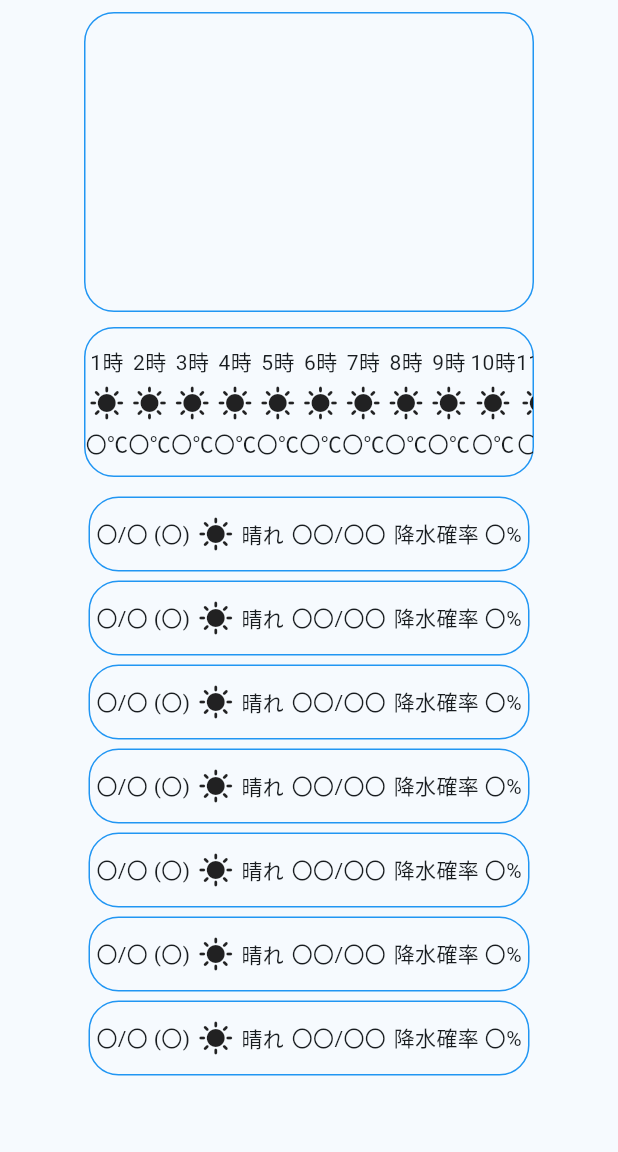
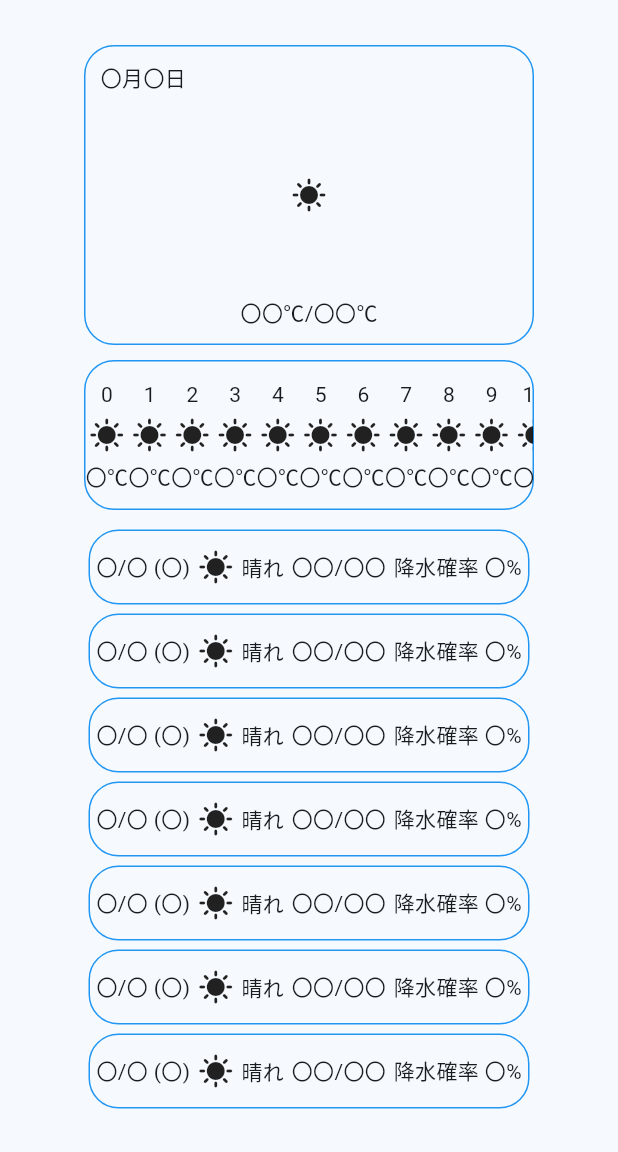
Before and after one commit to Yossy4131/weather_app, a Flutter app: the screen it shows after launch, on a phone screen of 412 x 824 dp, the part 84-1236 px from its top. Run offline on Flutter 3.47's test engine with Material 3 defaults, Android fonts, the phone set to English and light mode, and no system bars.

Commit message:
add sample in daily data

```diff
--- a/lib/main.dart
+++ b/lib/main.dart
@@ -41,16 +41,37 @@ class _MyHomePageState extends State<MyHomePage> {
         children: [
           Center(
             child: Padding(
-              padding: const EdgeInsets.all(8.0),
+              padding: const EdgeInsets.all(10.0),
               child: Column(
                 spacing: 10,
                 children: [
+                  SizedBox(height: 10),
                   Container(
                     width: 300,
                     height: 200,
                     decoration: BoxDecoration(
                       border: Border.all(color: Colors.blue),
                       borderRadius: BorderRadius.circular(20),
+                    ),
+                    child: Stack(
+                      children: [
+                        Positioned.fill(
+                          child: Align(
+                            alignment: Alignment.center,
+                            child: Icon(Icons.sunny),
+                          ),
+                        ),
+                        Positioned(top: 10, left: 10, child: Text('〇月〇日')),
+                        Positioned.fill(
+                          child: Align(
+                            alignment: Alignment.bottomCenter,
+                            child: Padding(
+                              padding: const EdgeInsets.only(bottom: 10),
+                              child: Text('〇〇℃/〇〇℃'),
+                            ),
+                          ),
+                        ),
+                      ],
                     ),
                   ),
                   Container(
@@ -68,7 +89,7 @@ class _MyHomePageState extends State<MyHomePage> {
                           spacing: 5,
                           mainAxisAlignment: MainAxisAlignment.center,
                           children: [
-                            Text('${index + 1}時'),
+                            Text('$index'),
                             Icon(Icons.sunny),
                             Text('〇℃'),
                           ],
@@ -80,6 +101,7 @@ class _MyHomePageState extends State<MyHomePage> {
                     height: 400,
                     width: 300,
                     child: ListView.builder(
+                      physics: const NeverScrollableScrollPhysics(),
                       itemCount: 7,
                       itemBuilder: (context, index) {
                         return Padding(
```
